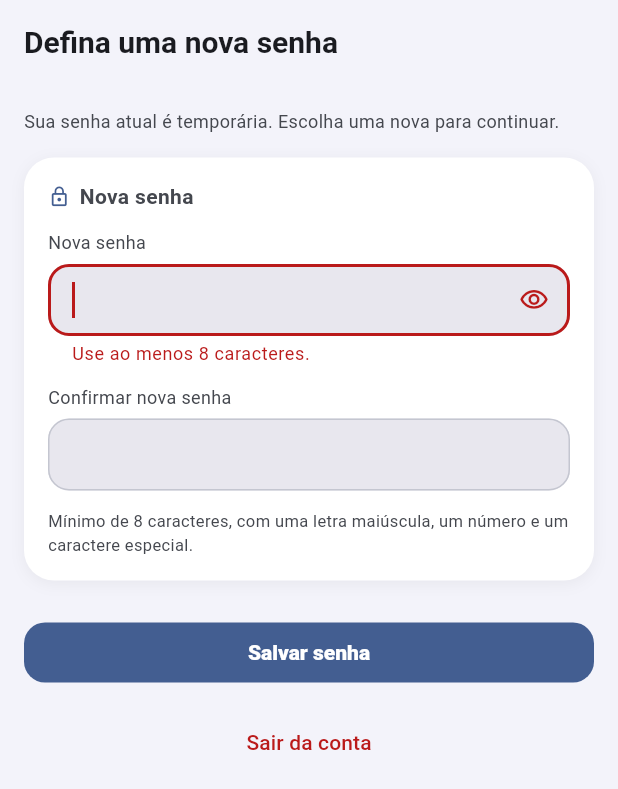
After one commit to Josmateussilva0110/App-Faturas, a Flutter app: the ChangePasswordScreen screen opened directly, after a tap on "Salvar senha", on a phone screen of 412 x 824 dp. The commit adds this screen. Shown: the top 789 px of the screen. Run offline on Flutter 3.47's test engine with Material 3 defaults, Android fonts, the phone set to English and light mode, and no system bars; our stand-ins replace dio, flutter_secure_storage, flutter_svg, share_plus; accounts and stored records are empty.

Commit message:
fix: change password

```diff
--- /dev/null
+++ b/app/lib/features/auth/change_password_screen.dart
@@ -0,0 +1,248 @@
+import 'package:flutter/material.dart';
+import 'package:provider/provider.dart';
+
+import '../../core/theme/app_spacing.dart';
+import '../../core/theme/app_typography.dart';
+import '../../core/toast/app_toast.dart';
+import '../../data/api/api_response.dart';
+import '../../data/services/auth_service.dart';
+import '../../data/services/profile_service.dart';
+import '../../state/app_state.dart';
+import '../../widgets/app_text_field.dart';
+import '../../widgets/form_section_card.dart';
+import '../../widgets/section_label.dart';
+import '../onboarding/welcome_screen.dart';
+
+/// Troca de senha, em duas entradas.
+///
+/// Pelo Perfil ([forced] falso) o usuário informa a senha atual. Depois de um
+/// reset atendido à mão ([forced] verdadeiro, vindo de
+/// `AppUser.mustChangePassword`) ele não sabe a senha atual — ela é
+/// temporária —, então o campo some e o backend aceita a troca sem ele.
+///
+/// No modo obrigatório a tela não tem saída para o app, só para o logout:
+/// prender alguém que não consegue definir uma senha seria pior que a porta
+/// de saída.
+class ChangePasswordScreen extends StatefulWidget {
+  const ChangePasswordScreen({super.key, this.forced = false});
+
+  final bool forced;
+
+  @override
+  State<ChangePasswordScreen> createState() => _ChangePasswordScreenState();
+}
+
+class _ChangePasswordScreenState extends State<ChangePasswordScreen> {
+  final _current = TextEditingController();
+  final _next = TextEditingController();
+  final _confirm = TextEditingController();
+
+  bool _obscure = true;
+  bool _submitting = false;
+
+  String? _currentError;
+  String? _nextError;
+  String? _confirmError;
+
+  @override
+  void dispose() {
+    _current.dispose();
+    _next.dispose();
+    _confirm.dispose();
+    super.dispose();
+  }
+
+  /// Espelha as regras do `passwordField` do backend, para o usuário saber o
+  /// que falta antes de gastar uma ida ao servidor.
+  static String? _passwordRuleError(String value) {
+    if (value.length < 8) return 'Use ao menos 8 caracteres.';
+    if (!value.contains(RegExp(r'[A-Z]'))) return 'Inclua ao menos uma letra maiúscula.';
+    if (!value.contains(RegExp(r'[0-9]'))) return 'Inclua ao menos um número.';
+    if (!value.contains(RegExp(r'[^A-Za-z0-9]'))) return 'Inclua ao menos um caractere especial.';
+    return null;
+  }
+
+  bool _validate() {
+    final next = _next.text;
+    setState(() {
+      _currentError = !widget.forced && _current.text.isEmpty ? 'Informe a senha atual.' : null;
+      _nextError = _passwordRuleError(next);
+      _confirmError = _confirm.text != next ? 'As senhas não coincidem.' : null;
+    });
+    return _currentError == null && _nextError == null && _confirmError == null;
+  }
+
+  Future<void> _submit() async {
+    if (_submitting || !_validate()) return;
+
+    setState(() => _submitting = true);
+    final response = await changePassword(
+      newPassword: _next.text,
+      confirmPassword: _confirm.text,
+      currentPassword: widget.forced ? null : _current.text,
+    );
+    if (!mounted) return;
+    setState(() => _submitting = false);
+
+    if (!response.success) {
+      setState(() => _applyFieldErrors(response.errors));
+      AppToast.error(response.message);
+      return;
+    }
+
+    AppToast.success('Senha alterada.');
+
+    if (widget.forced) {
+      // O backend já baixou a flag; refletir no estado troca esta tela pelo
+      // app sem uma ida a mais ao servidor.
+      context.read<AppState>().clearMustChangePassword();
+    } else {
+      Navigator.of(context).pop();
+    }
+  }
+
+  /// O backend responde 422 apontando o campo; mostrar sob o input certo em
+  /// vez de só dentro do toast.
+  void _applyFieldErrors(List<ApiFieldError> errors) {
+    for (final error in errors) {
+      if (error.field == 'current_password') _currentError = error.message;
+      if (error.field == 'new_password') _nextError = error.message;
+      if (error.field == 'confirm_password') _confirmError = error.message;
+    }
+  }
+
+  Future<void> _signOut() async {
+    await logoutUser();
+    await endSession();
+    if (!mounted) return;
+
+    context.read<AppState>().reset();
+    Navigator.of(context).pushAndRemoveUntil(
+      MaterialPageRoute(builder: (_) => const WelcomeScreen()),
+      (route) => false,
+    );
+  }
+
+  @override
+  Widget build(BuildContext context) {
+    final scheme = Theme.of(context).colorScheme;
+
+    return PopScope(
+      // Sem isto o gesto de voltar do Android devolve o usuário ao app com a
+      // senha temporária ainda valendo.
+      canPop: !widget.forced,
+      child: Scaffold(
+        backgroundColor: scheme.surfaceContainerLow,
+        appBar: AppBar(
+          title: Text(widget.forced ? 'Defina uma nova senha' : 'Alterar senha'),
+          backgroundColor: scheme.surfaceContainerLow,
+          automaticallyImplyLeading: !widget.forced,
+        ),
+        body: SafeArea(
+          child: ListView(
+            padding: const EdgeInsets.all(AppSpacing.lg),
+            children: [
+              if (widget.forced) ...[
+                Text(
+                  'Sua senha atual é temporária. Escolha uma nova para continuar.',
+                  style: context.text.field,
+                ),
+                const SizedBox(height: AppSpacing.lg),
+              ],
+              FormSectionCard(
+                child: Column(
+                  crossAxisAlignment: CrossAxisAlignment.start,
+                  mainAxisSize: MainAxisSize.min,
+                  children: [
+                    SectionLabel(
+                      'Nova senha',
+                      icon: Icons.lock_outline,
+                      iconColor: scheme.primary,
+                    ),
+                    const SizedBox(height: AppSpacing.md),
+                    if (!widget.forced) ...[
+                      AppTextField(
+                        label: 'Senha atual',
+                        controller: _current,
+                        obscureText: _obscure,
+                        errorText: _currentError,
+                        enabled: !_submitting,
+                        onChanged: (_) {
+                          if (_currentError != null) setState(() => _currentError = null);
+                        },
+                      ),
+                      const SizedBox(height: AppSpacing.md),
+                    ],
+                    AppTextField(
+                      label: 'Nova senha',
+                      controller: _next,
+                      obscureText: _obscure,
+                      errorText: _nextError,
+                      enabled: !_submitting,
+                      autofocus: widget.forced,
+                      onChanged: (_) {
+                        if (_nextError != null) setState(() => _nextError = null);
+                      },
+                      suffixIcon: IconButton(
+                        onPressed: () => setState(() => _obscure = !_obscure),
+                        icon: Icon(
+                          _obscure ? Icons.visibility_outlined : Icons.visibility_off_outlined,
+                          size: 20,
+                        ),
+                        tooltip: _obscure ? 'Mostrar senha' : 'Ocultar senha',
+                      ),
+                    ),
+                    const SizedBox(height: AppSpacing.md),
+                    AppTextField(
+                      label: 'Confirmar nova senha',
+                      controller: _confirm,
+                      obscureText: _obscure,
+                      errorText: _confirmError,
+                      enabled: !_submitting,
+                      textInputAction: TextInputAction.done,
+                      onSubmitted: (_) => _submit(),
+                      onChanged: (_) {
+                        if (_confirmError != null) setState(() => _confirmError = null);
+                      },
+                    ),
+                    const SizedBox(height: AppSpacing.md),
+                    Text(
+                      'Mínimo de 8 caracteres, com uma letra maiúscula, um número e um '
+                      'caractere especial.',
+                      style: context.text.caption,
+                    ),
+                  ],
+                ),
+              ),
+              const SizedBox(height: AppSpacing.xl),
+              SizedBox(
+                width: double.infinity,
+                child: FilledButton(
+                  onPressed: _submitting ? null : _submit,
+                  child: _submitting
+                      ? const SizedBox(
+                          width: 18,
+                          height: 18,
+                          child: CircularProgressIndicator(strokeWidth: 2.5),
+                        )
+                      : const Text('Salvar senha'),
+                ),
+              ),
+              if (widget.forced) ...[
+                const SizedBox(height: AppSpacing.md),
+                SizedBox(
+                  width: double.infinity,
+                  child: TextButton(
+                    onPressed: _submitting ? null : _signOut,
+                    style: TextButton.styleFrom(foregroundColor: scheme.error),
+                    child: const Text('Sair da conta'),
+                  ),
+                ),
+              ],
+            ],
+          ),
+        ),
+      ),
+    );
+  }
+}
--- a/app/lib/models/app_user.dart
+++ b/app/lib/models/app_user.dart
@@ -1,13 +1,25 @@
-/// The logged-in user. Static placeholder data until a real auth session
-/// exists — see [ProfileScreen]'s "Sair da conta" button.
+/// The logged-in user, from `GET /profile`.
 class AppUser {
-  const AppUser({required this.id, required this.name, required this.email});
+  const AppUser({
+    required this.id,
+    required this.name,
+    required this.email,
+    this.mustChangePassword = false,
+  });
 
   final String id;
   final String name;
   final String email;
 
-  AppUser copyWith({String? name, String? email}) {
-    return AppUser(id: id, name: name ?? this.name, email: email ?? this.email);
+  /// A senha em uso é temporária (ver [UserProfile.mustChangePassword]).
+  final bool mustChangePassword;
+
+  AppUser copyWith({String? name, String? email, bool? mustChangePassword}) {
+    return AppUser(
+      id: id,
+      name: name ?? this.name,
+      email: email ?? this.email,
+      mustChangePassword: mustChangePassword ?? this.mustChangePassword,
+    );
   }
 }
```
Also changed, not shown: app/lib/features/profile/profile_screen.dart (+27 -0 lines), app/lib/features/shell/app_entry.dart (+13 -0 lines), app/lib/models/user_profile.dart (+13 -4 lines), app/lib/state/app_state.dart (+13 -0 lines), 5 other files.
